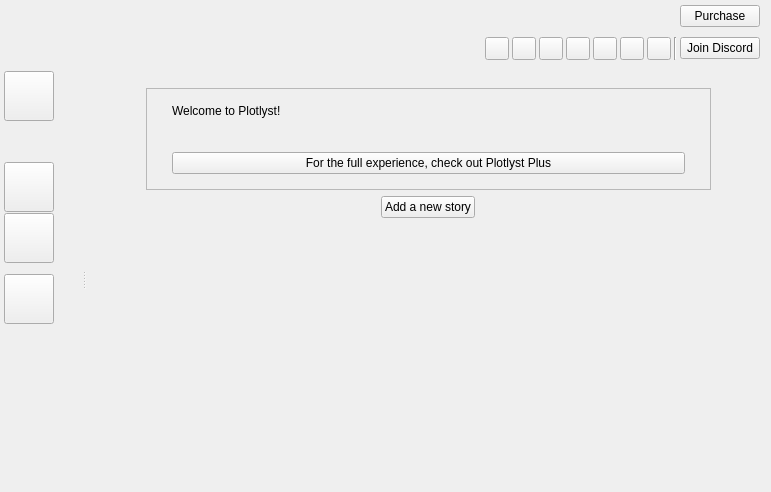
This is ui/home_view.ui in plotlyst/plotlyst-app as Qt 5 draws it before an edit. The edited form follows.
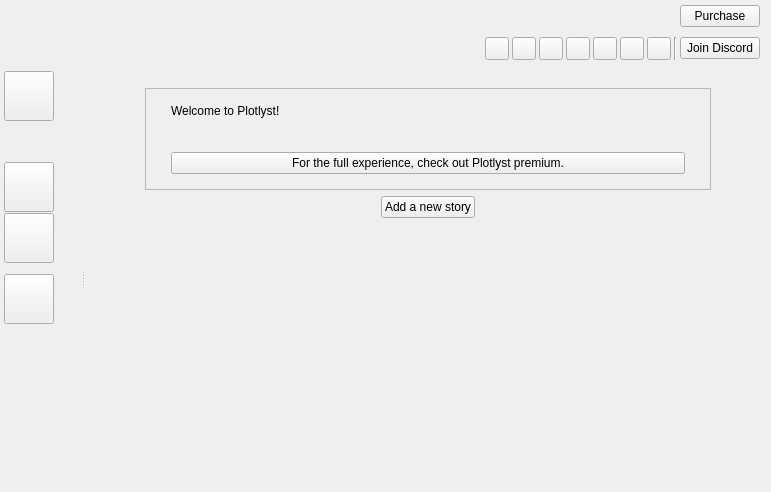
This is the edited form.

Commit message: Prepare free release

The edit to the form file:
```diff
--- a/ui/home_view.ui
+++ b/ui/home_view.ui
@@ -722,7 +722,7 @@
                          <cursorShape>PointingHandCursor</cursorShape>
                         </property>
                         <property name="text">
-                         <string>For the full experience, check out Plotlyst Plus</string>
+                         <string>For the full experience, check out Plotlyst premium.</string>
                         </property>
                         <property name="transparent" stdset="0">
                          <bool>true</bool>
```
The commit also changes 2 other files.
